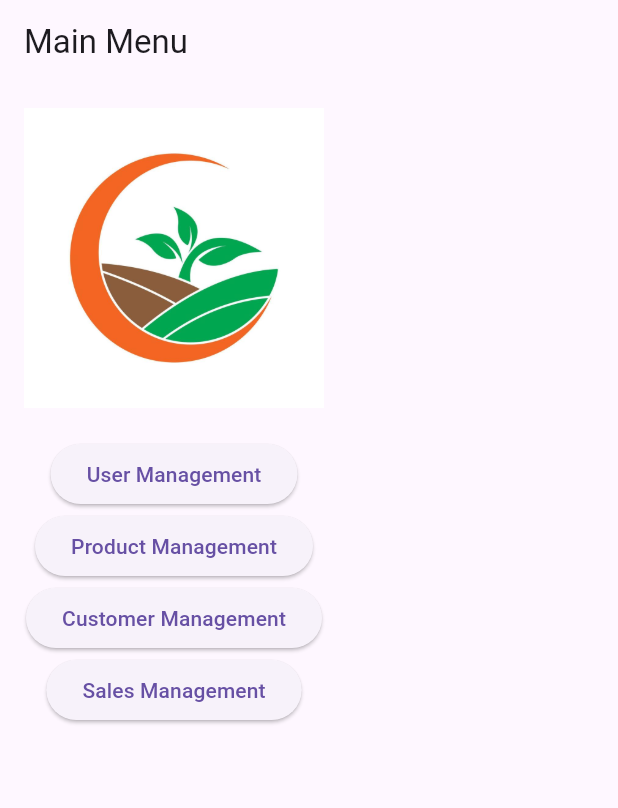
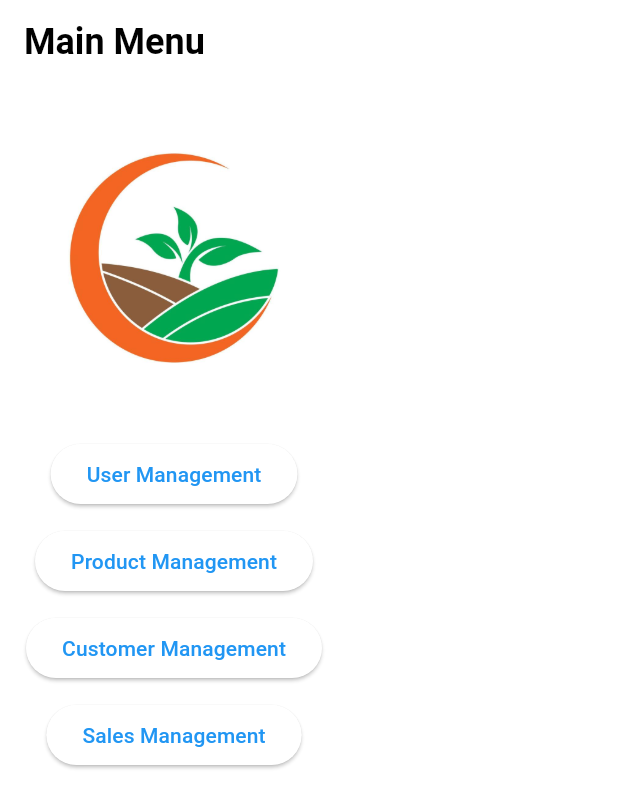
Before and after one commit to jquezada1984/SistemaVentasMovil, a Flutter app: the screen it shows after launch, on a phone screen of 412 x 824 dp. Shown: the top 808 px of the screen. Run offline on Flutter 3.47's test engine with Material 3 defaults, Android fonts, the phone set to English and light mode, and no system bars; our stand-ins replace firebase_auth, firebase_core, sqflite; accounts and stored records are empty.

Commit message:
Solucionando el tema de Colores
Solucionando el tema de Colores

```diff
--- a/ventas_flutter/lib/main.dart
+++ b/ventas_flutter/lib/main.dart
@@ -3,6 +3,7 @@
 import 'views/product_list_view.dart';
 import 'views/customer_list_view.dart';
 import 'views/sale_list_view.dart';
+import 'views/main_menu_view.dart';
 
 void main() {
   runApp(MyApp());
@@ -12,71 +13,22 @@
   @override
   Widget build(BuildContext context) {
     return MaterialApp(
-      title: 'Main Menu',
+      title: 'Ventas Flutter',
       theme: ThemeData(
         primarySwatch: Colors.blue,
+        colorScheme: ColorScheme.fromSwatch().copyWith(secondary: Colors.orange),
+        textTheme: TextTheme(
+          titleLarge: TextStyle(color: Colors.blue, fontSize: 24, fontWeight: FontWeight.bold),
+          bodyLarge: TextStyle(color: Colors.black, fontSize: 16),
+          bodyMedium: TextStyle(color: Colors.black, fontSize: 14),
+          labelLarge: TextStyle(color: Colors.white),
+        ),
+        buttonTheme: ButtonThemeData(
+          buttonColor: Colors.blue,
+          textTheme: ButtonTextTheme.primary,
+        ),
       ),
       home: MainMenu(),
     );
   }
 }
-
-class MainMenu extends StatelessWidget {
-  @override
-  Widget build(BuildContext context) {
-    return Scaffold(
-      appBar: AppBar(
-        title: Text('Main Menu'),
-      ),
-      body: Padding(
-        padding: const EdgeInsets.all(16.0),
-        child: Column(
-          children: <Widget>[
-            // Añade la imagen aquí
-            Image.asset(
-              'assets/images/logo.png',
-              height: 200, // Ajusta el tamaño de la imagen según sea necesario
-            ),
-            SizedBox(height: 20),
-            ElevatedButton(
-              child: Text('User Management'),
-              onPressed: () {
-                Navigator.push(
-                  context,
-                  MaterialPageRoute(builder: (context) => UserListView()),
-                );
-              },
-            ),
-            ElevatedButton(
-              child: Text('Product Management'),
-              onPressed: () {
-                Navigator.push(
-                  context,
-                  MaterialPageRoute(builder: (context) => ProductListView()),
-                );
-              },
-            ),
-            ElevatedButton(
-              child: Text('Customer Management'),
-              onPressed: () {
-                Navigator.push(
-                  context,
-                  MaterialPageRoute(builder: (context) => CustomerListView()),
-                );
-              },
-            ),
-            ElevatedButton(
-              child: Text('Sales Management'),
-              onPressed: () {
-                Navigator.push(
-                  context,
-                  MaterialPageRoute(builder: (context) => SaleListView()),
-                );
-              },
-            ),
-          ],
-        ),
-      ),
-    );
-  }
-}
--- /dev/null
+++ b/ventas_flutter/lib/views/main_menu_view.dart
@@ -0,0 +1,68 @@
+import 'package:flutter/material.dart';
+import 'user_list_view.dart';
+import 'product_list_view.dart';
+import 'customer_list_view.dart';
+import 'sale_list_view.dart';
+
+class MainMenu extends StatelessWidget {
+  @override
+  Widget build(BuildContext context) {
+    return Scaffold(
+      appBar: AppBar(
+        title: Text('Main Menu'),
+      ),
+      body: Padding(
+        padding: const EdgeInsets.all(16.0),
+        child: Column(
+          children: <Widget>[
+            // Añade la imagen aquí
+            Image.asset(
+              'assets/images/logo.png',
+              height: 200, // Ajusta el tamaño de la imagen según sea necesario
+            ),
+            SizedBox(height: 20),
+            ElevatedButton(
+              child: Text('User Management'),
+              onPressed: () {
+                Navigator.push(
+                  context,
+                  MaterialPageRoute(builder: (context) => UserListView()),
+                );
+              },
+            ),
+            SizedBox(height: 10),
+            ElevatedButton(
+              child: Text('Product Management'),
+              onPressed: () {
+                Navigator.push(
+                  context,
+                  MaterialPageRoute(builder: (context) => ProductListView()),
+                );
+              },
+            ),
+            SizedBox(height: 10),
+            ElevatedButton(
+              child: Text('Customer Management'),
+              onPressed: () {
+                Navigator.push(
+                  context,
+                  MaterialPageRoute(builder: (context) => CustomerListView()),
+                );
+              },
+            ),
+            SizedBox(height: 10),
+            ElevatedButton(
+              child: Text('Sales Management'),
+              onPressed: () {
+                Navigator.push(
+                  context,
+                  MaterialPageRoute(builder: (context) => SaleListView()),
+                );
+              },
+            ),
+          ],
+        ),
+      ),
+    );
+  }
+}
```
Also changed, not shown: ventas_flutter/lib/views/user_detail_view.dart (+74 -22 lines), ventas_flutter/lib/views/user_list_view.dart (+40 -56 lines).
